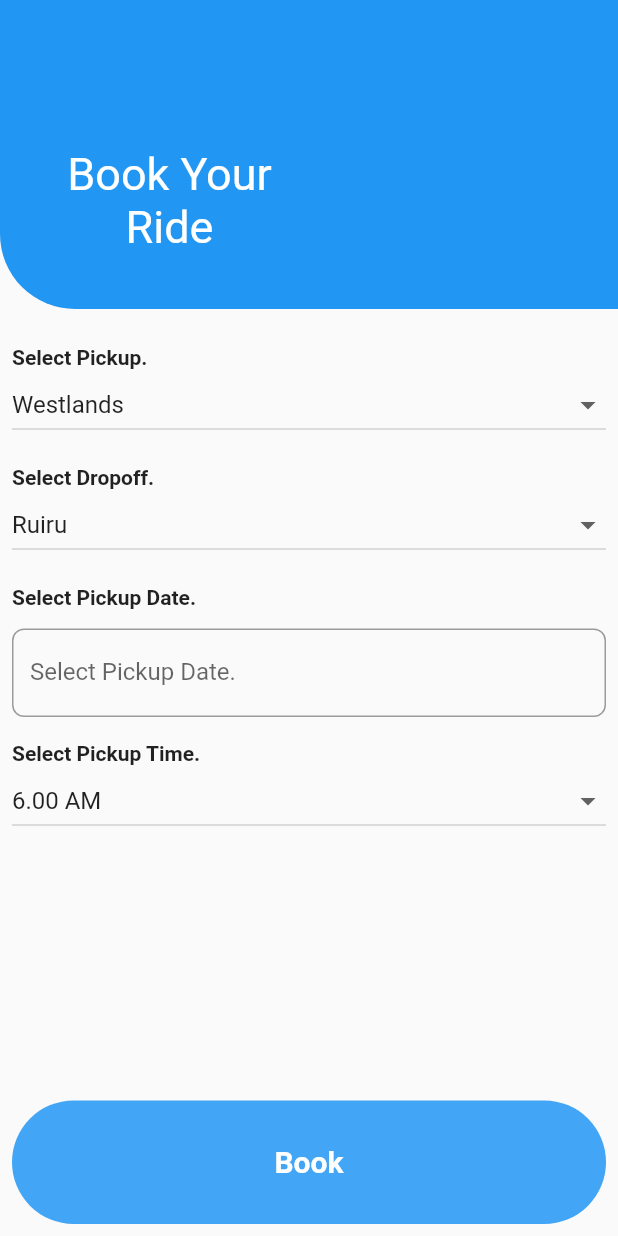
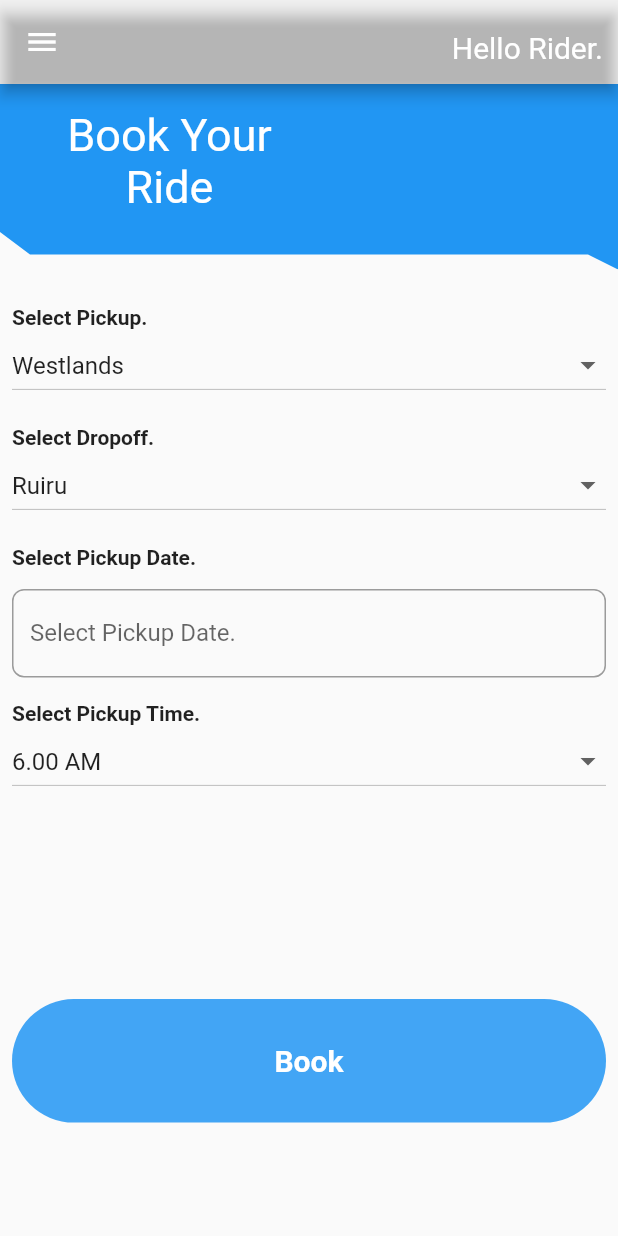
Before and after one commit to walteronoh/zuri_booking, a Flutter app: the screen it shows after launch, after a tap on "Sign in with Google", on a phone screen of 412 x 824 dp. Run offline on Flutter 3.47's test engine with Material 2 defaults, Android fonts, the phone set to English and light mode, and no system bars; our stand-ins replace google_fonts.

Commit message:
feat: add Navigatio Bar

```diff
--- a/lib/src/auth/SignIn.dart
+++ b/lib/src/auth/SignIn.dart
@@ -1,4 +1,5 @@
 import 'package:flutter/material.dart';
+import 'package:zuri_booking/src/navbar/NavBar.dart';
 import 'package:zuri_booking/src/pages/Dashboard.dart';
 
 class SignIn extends StatefulWidget {
@@ -65,10 +66,10 @@ class _SignInState extends State<SignIn> {
                   child: TextButton(
                     onPressed: () async {
                       Navigator.push(
-                              context,
-                              MaterialPageRoute(
-                                  builder: ((context) =>
-                                      const Dashboard())));
+                          context,
+                          MaterialPageRoute(
+                              builder: ((context) =>
+                                  const NavBar(widget: Dashboard()))));
                     },
                     style: ButtonStyle(
                         foregroundColor:
--- /dev/null
+++ b/lib/src/navbar/NavBar.dart
@@ -0,0 +1,95 @@
+import 'package:flutter/material.dart';
+import 'package:zuri_booking/src/auth/SignIn.dart';
+
+class NavBar extends StatefulWidget {
+  final Widget widget;
+  const NavBar({Key? key, required this.widget}) : super(key: key);
+
+  @override
+  _NavBarState createState() => _NavBarState();
+}
+
+class _NavBarState extends State<NavBar> {
+  @override
+  void initState() {
+    super.initState();
+  }
+
+  @override
+  Widget build(BuildContext context) {
+    return Scaffold(
+      appBar: AppBar(
+        backgroundColor: Colors.transparent,
+        actions: const [
+          Padding(
+            padding: EdgeInsets.only(top: 20, right: 10),
+            child: Text(
+              'Hello Rider.',
+              style: TextStyle(fontSize: 20),
+            ),
+          )
+        ],
+      ),
+      body: widget.widget,
+      drawer: Drawer(
+        width: MediaQuery.of(context).size.width * 0.7,
+        child: ListView(
+          children: [
+            const UserAccountsDrawerHeader(
+              accountName: Text("Rider"),
+              accountEmail: Text("rider@rider.com"),
+              currentAccountPicture: CircleAvatar(
+                  child: Icon(
+                Icons.person,
+              )),
+            ),
+            ListTile(
+              leading: Icon(
+                Icons.directions_bus,
+                color: Colors.blue.shade900,
+                size: 30,
+              ),
+              title: const Text("My Rides"),
+              onTap: () => {
+                // Navigator.push(
+                //     context,
+                //     MaterialPageRoute(
+                //         builder: ((context) =>
+                //             const NavBar(widget: Dashboard()))))
+              },
+            ),
+            const Divider(),
+            ListTile(
+              leading: Icon(
+                Icons.account_circle,
+                color: Colors.blue.shade900,
+                size: 30,
+              ),
+              title: const Text("Profile"),
+              onTap: () => {
+                // Navigator.push(
+                //     context,
+                //     MaterialPageRoute(
+                //         builder: ((context) =>
+                //             const NavBar(widget: Contractors()))))
+              },
+            ),
+            const Divider(),
+            ListTile(
+                leading:
+                    Icon(Icons.logout, color: Colors.grey.shade900, size: 30),
+                title: const Text("Logout"),
+                onTap: () => logOut(context)),
+            const Divider(),
+          ],
+        ),
+      ),
+    );
+  }
+
+  void logOut(context) async {
+    Navigator.of(context).pushAndRemoveUntil(
+        MaterialPageRoute(builder: (context) => const SignIn()),
+        (Route<dynamic> route) => false);
+  }
+}
--- a/lib/src/pages/Dashboard.dart
+++ b/lib/src/pages/Dashboard.dart
@@ -2,6 +2,7 @@ import 'package:flutter/material.dart';
 import 'package:flutter/services.dart';
 import 'package:google_fonts/google_fonts.dart';
 import 'package:intl/intl.dart';
+import 'package:zuri_booking/src/utils/BackgroundWaveClipper.dart';
 
 class Dashboard extends StatefulWidget {
   const Dashboard({Key? key}) : super(key: key);
@@ -66,12 +67,16 @@ class _DashboardState extends State<Dashboard> {
   }
 
   Widget _topContent() {
-    return Container(
-        height: MediaQuery.of(context).size.height * 0.25,
+    return ClipPath(
+      clipper: BackgroundWaveClipper(),
+        child: Container(
+            height: MediaQuery.of(context).size.height * 0.15, // 0.25
             width: MediaQuery.of(context).size.width,
             decoration: const BoxDecoration(
               color: Colors.blue,
-            borderRadius: BorderRadius.only(bottomLeft: Radius.circular(50))),
+              // borderRadius:
+              //     BorderRadius.only(bottomLeft: Radius.circular(50))
+            ),
             child: Column(
               children: [
                 Expanded(
@@ -81,7 +86,8 @@ class _DashboardState extends State<Dashboard> {
                             width: MediaQuery.of(context).size.width * 0.5,
                             height: MediaQuery.of(context).size.height * 0.13,
                             child: Padding(
-                            padding: const EdgeInsets.only(left: 20, bottom: 6),
+                                padding:
+                                    const EdgeInsets.only(left: 20, bottom: 6),
                                 child: Column(
                                   // crossAxisAlignment: CrossAxisAlignment.start,
                                   children: [
@@ -101,12 +107,12 @@ class _DashboardState extends State<Dashboard> {
                                   ],
                                 )))))
               ],
-        ));
+            )));
   }
 
   Widget _centerContent() {
     return Container(
-        height: MediaQuery.of(context).size.height * 0.75,
+        height: MediaQuery.of(context).size.height * 0.7, // 0.75
         width: MediaQuery.of(context).size.width,
         padding: const EdgeInsets.all(8.0),
         decoration: const BoxDecoration(
--- /dev/null
+++ b/lib/src/utils/BackgroundWaveClipper.dart
@@ -0,0 +1,26 @@
+import 'package:flutter/material.dart';
+
+class BackgroundWaveClipper extends CustomClipper<Path> {
+  @override
+  Path getClip(Size size) {
+    var path = Path();
+    var endPoint1 = Offset(20, size.height - 10);
+    var controlPoint1 = Offset(10, size.height - 17.5);
+    var endPoint2 = Offset(size.width - 20, size.height - 10);
+    var controlPoint2 = Offset(size.width - 10, size.height - 5);
+    path.lineTo(0.0, size.height - 25);
+    path.quadraticBezierTo(controlPoint1.dx, controlPoint1.dy, endPoint1.dx, endPoint1.dy);
+    path.lineTo(endPoint1.dx, endPoint1.dy);
+    path.lineTo(endPoint2.dx, endPoint2.dy);
+    path.quadraticBezierTo(controlPoint2.dx, controlPoint2.dy, endPoint2.dx, endPoint2.dy);
+    path.lineTo(size.width, size.height);
+    path.lineTo(size.width, 0.0);
+    path.close();
+    return path;
+  }
+
+  @override
+  bool shouldReclip(covariant CustomClipper<Path> oldClipper) {
+    return oldClipper != this;
+  }
+}
```
Lines whose indentation alone changed are shown as unchanged.
